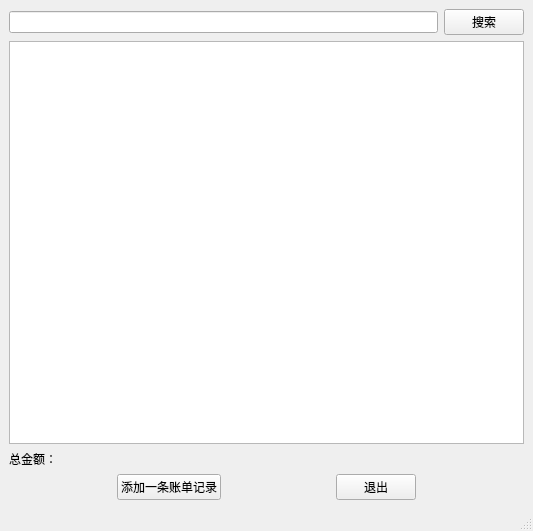
Before: the Qt Designer form src/financenote_window.ui in AzusaKe/sdu-2-homework, drawn with Qt 5.
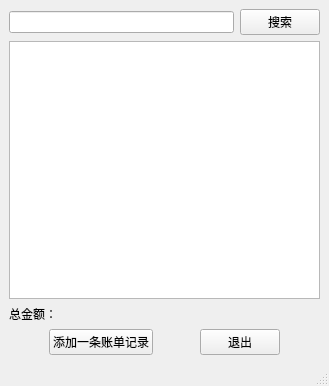
After: the same form once the commit is applied.

Patch:
```diff
--- a/src/financenote_window.ui
+++ b/src/financenote_window.ui
@@ -6,8 +6,8 @@
    <rect>
     <x>0</x>
     <y>0</y>
-    <width>533</width>
-    <height>531</height>
+    <width>329</width>
+    <height>386</height>
    </rect>
   </property>
   <property name="windowTitle">
```
Left out of the diff: 4 changed lines with no effect on the pictures.
